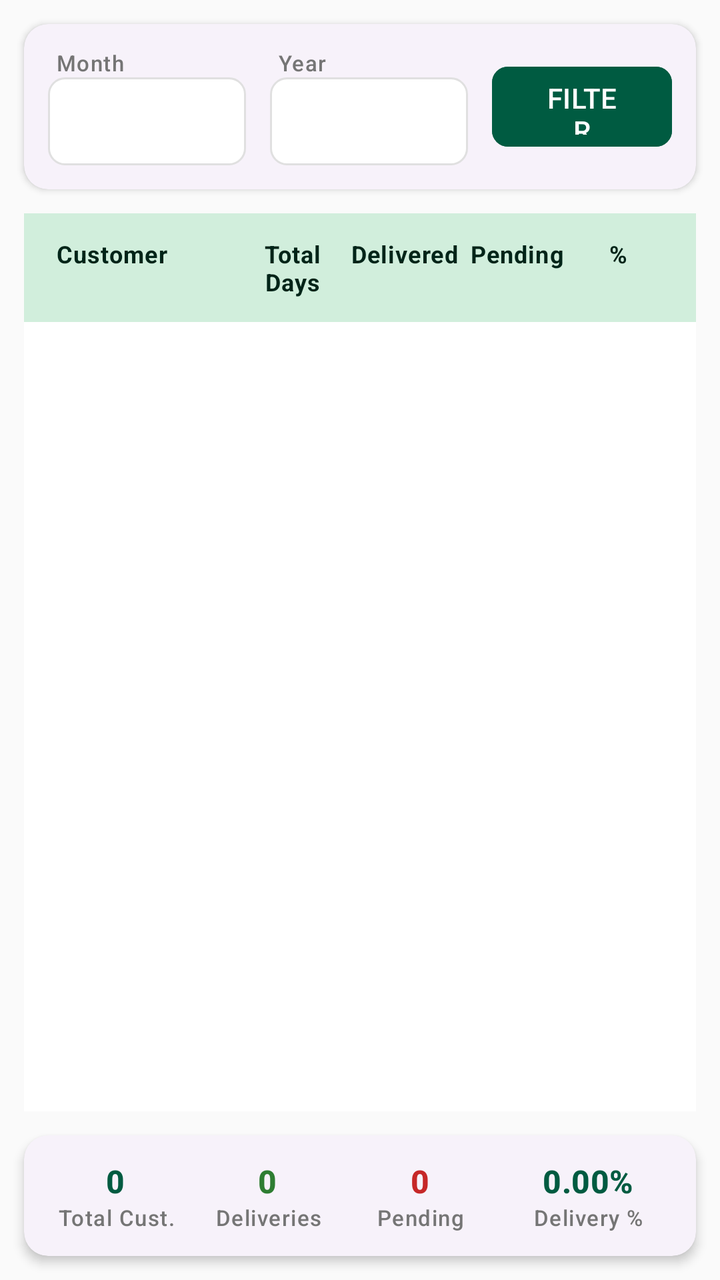
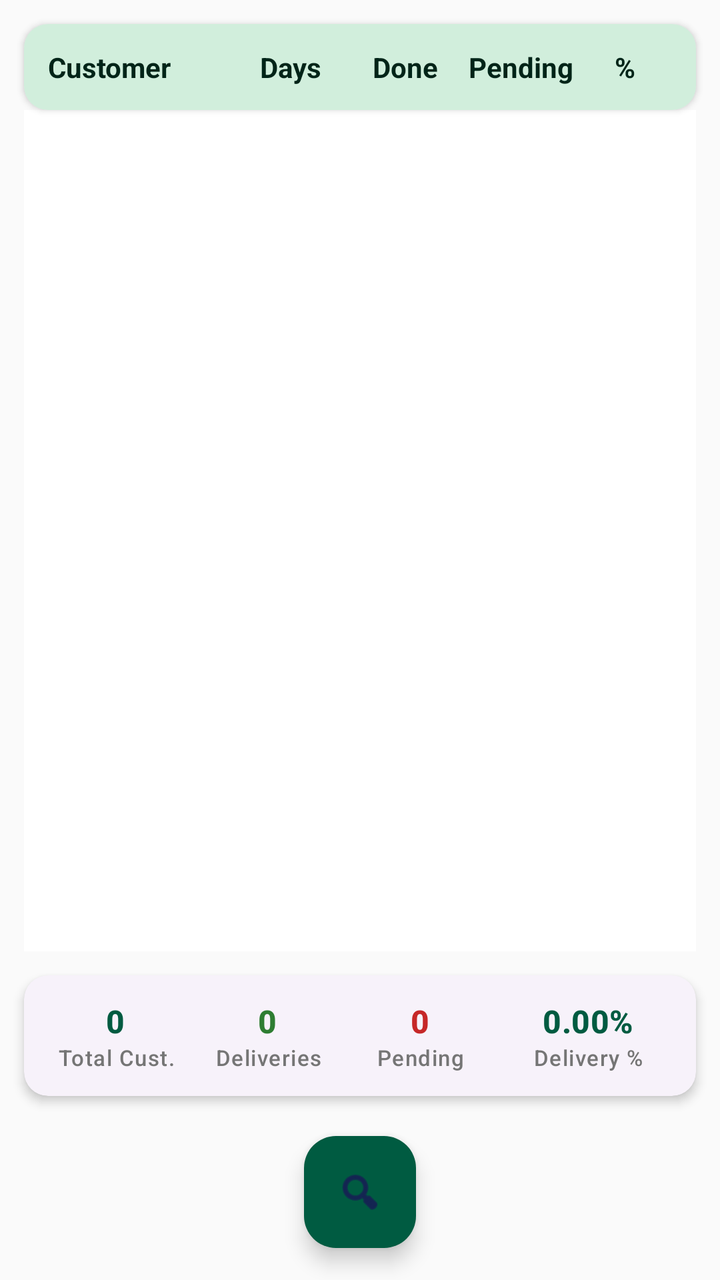

Screens rendered from an Android XML layout before and after an edit, with the pre-edit source and the edit as a unified diff.
<!-- AndroidManifest.xml: application theme Theme.MilkDelivery -->
<!-- res/layout/fragment_monthly_recap.xml -->
<?xml version="1.0" encoding="utf-8"?>
<LinearLayout xmlns:android="http://schemas.android.com/apk/res/android"
    xmlns:app="http://schemas.android.com/apk/res-auto"
    xmlns:tools="http://tools.android.com/apk/res/android"
    android:layout_width="match_parent"
    android:layout_height="match_parent"
    android:orientation="vertical"
    android:background="@color/background">

    
    <com.google.android.material.card.MaterialCardView
        android:layout_width="match_parent"
        android:layout_height="wrap_content"
        android:layout_margin="12dp"
        app:cardCornerRadius="12dp"
        app:cardElevation="2dp"
        app:strokeWidth="0dp">

        <LinearLayout
            android:layout_width="match_parent"
            android:layout_height="wrap_content"
            android:orientation="horizontal"
            android:padding="12dp"
            android:gravity="center_vertical">

            
            <LinearLayout
                android:layout_width="0dp"
                android:layout_height="wrap_content"
                android:layout_weight="1"
                android:orientation="vertical"
                android:layout_marginEnd="6dp">
                
                <TextView
                    android:layout_width="wrap_content"
                    android:layout_height="wrap_content"
                    android:text="Month"
                    android:textAppearance="@style/TextAppearance.Material3.LabelSmall"
                    android:textColor="@color/gray_dark"
                    android:layout_marginStart="4dp" />

                <Spinner
                    android:id="@+id/spin_month"
                    android:layout_width="match_parent"
                    android:layout_height="44dp"
                    android:background="@drawable/spinner_border" />
            </LinearLayout>

            
            <LinearLayout
                android:layout_width="0dp"
                android:layout_height="wrap_content"
                android:layout_weight="1"
                android:orientation="vertical"
                android:layout_marginStart="6dp"
                android:layout_marginEnd="12dp">

                <TextView
                    android:layout_width="wrap_content"
                    android:layout_height="wrap_content"
                    android:text="Year"
                    android:textAppearance="@style/TextAppearance.Material3.LabelSmall"
                    android:textColor="@color/gray_dark"
                    android:layout_marginStart="4dp" />

                <Spinner
                    android:id="@+id/spin_year"
                    android:layout_width="match_parent"
                    android:layout_height="44dp"
                    android:background="@drawable/spinner_border" />
            </LinearLayout>

            
            <com.google.android.material.button.MaterialButton
                android:id="@+id/btn_filter"
                android:layout_width="90dp"
                android:layout_height="48dp"
                android:text="FILTER"
                android:textColor="@color/white"
                android:backgroundTint="@color/primary"
                app:cornerRadius="8dp" />

        </LinearLayout>
    </com.google.android.material.card.MaterialCardView>

    
    <LinearLayout
        android:layout_width="match_parent"
        android:layout_height="wrap_content"
        android:orientation="horizontal"
        android:background="@color/primary_container"
        android:paddingTop="12dp"
        android:paddingBottom="12dp"
        android:paddingStart="16dp"
        android:paddingEnd="16dp"
        android:layout_marginStart="12dp"
        android:layout_marginEnd="12dp">

        <TextView
            android:layout_width="0dp"
            android:layout_height="wrap_content"
            android:layout_weight="1.6"
            android:text="Customer"
            android:textStyle="bold"
            android:textAppearance="@style/TextAppearance.Material3.BodySmall"
            android:textColor="@color/on_primary_container" />

        <TextView
            android:layout_width="0dp"
            android:layout_height="wrap_content"
            android:layout_weight="1"
            android:text="Total Days"
            android:textStyle="bold"
            android:textAlignment="center"
            android:textAppearance="@style/TextAppearance.Material3.BodySmall"
            android:textColor="@color/on_primary_container" />

        <TextView
            android:layout_width="0dp"
            android:layout_height="wrap_content"
            android:layout_weight="1"
            android:text="Delivered"
            android:textStyle="bold"
            android:textAlignment="center"
            android:textAppearance="@style/TextAppearance.Material3.BodySmall"
            android:textColor="@color/on_primary_container" />

        <TextView
            android:layout_width="0dp"
            android:layout_height="wrap_content"
            android:layout_weight="1"
            android:text="Pending"
            android:textStyle="bold"
            android:textAlignment="center"
            android:textAppearance="@style/TextAppearance.Material3.BodySmall"
            android:textColor="@color/on_primary_container" />

        <TextView
            android:layout_width="0dp"
            android:layout_height="wrap_content"
            android:layout_weight="0.8"
            android:text="%"
            android:textStyle="bold"
            android:textAlignment="center"
            android:textAppearance="@style/TextAppearance.Material3.BodySmall"
            android:textColor="@color/on_primary_container" />

    </LinearLayout>

    
    <androidx.recyclerview.widget.RecyclerView
        android:id="@+id/rv_monthly_recap"
        android:layout_width="match_parent"
        android:layout_height="0dp"
        android:layout_weight="1"
        android:layout_marginStart="12dp"
        android:layout_marginEnd="12dp"
        android:background="@color/white" />

    
    <com.google.android.material.card.MaterialCardView
        android:layout_width="match_parent"
        android:layout_height="wrap_content"
        android:layout_margin="12dp"
        app:cardCornerRadius="12dp"
        app:cardElevation="3dp"
        app:strokeWidth="0dp">

        <LinearLayout
            android:layout_width="match_parent"
            android:layout_height="wrap_content"
            android:orientation="horizontal"
            android:padding="8dp"
            android:baselineAligned="false">

            
            <LinearLayout
                android:layout_width="0dp"
                android:layout_height="wrap_content"
                android:layout_weight="1"
                android:orientation="vertical"
                android:gravity="center"
                android:padding="4dp">
                <TextView
                    android:id="@+id/recap_total_customers"
                    android:layout_width="wrap_content"
                    android:layout_height="wrap_content"
                    android:text="0"
                    android:textColor="@color/primary"
                    android:textStyle="bold"
                    android:textAppearance="@style/TextAppearance.Material3.TitleMedium" />
                <TextView
                    android:layout_width="wrap_content"
                    android:layout_height="wrap_content"
                    android:text="Total Cust."
                    android:textAlignment="center"
                    android:textAppearance="@style/TextAppearance.Material3.LabelSmall"
                    android:textColor="@color/gray_dark" />
            </LinearLayout>

            
            <LinearLayout
                android:layout_width="0dp"
                android:layout_height="wrap_content"
                android:layout_weight="1"
                android:orientation="vertical"
                android:gravity="center"
                android:padding="4dp">
                <TextView
                    android:id="@+id/recap_total_deliveries"
                    android:layout_width="wrap_content"
                    android:layout_height="wrap_content"
                    android:text="0"
                    android:textColor="@color/delivered_green"
                    android:textStyle="bold"
                    android:textAppearance="@style/TextAppearance.Material3.TitleMedium" />
                <TextView
                    android:layout_width="wrap_content"
                    android:layout_height="wrap_content"
                    android:text="Deliveries"
                    android:textAlignment="center"
                    android:textAppearance="@style/TextAppearance.Material3.LabelSmall"
                    android:textColor="@color/gray_dark" />
            </LinearLayout>

            
            <LinearLayout
                android:layout_width="0dp"
                android:layout_height="wrap_content"
                android:layout_weight="1"
                android:orientation="vertical"
                android:gravity="center"
                android:padding="4dp">
                <TextView
                    android:id="@+id/recap_total_pending"
                    android:layout_width="wrap_content"
                    android:layout_height="wrap_content"
                    android:text="0"
                    android:textColor="@color/pending_red"
                    android:textStyle="bold"
                    android:textAppearance="@style/TextAppearance.Material3.TitleMedium" />
                <TextView
                    android:layout_width="wrap_content"
                    android:layout_height="wrap_content"
                    android:text="Pending"
                    android:textAlignment="center"
                    android:textAppearance="@style/TextAppearance.Material3.LabelSmall"
                    android:textColor="@color/gray_dark" />
            </LinearLayout>

            
            <LinearLayout
                android:layout_width="0dp"
                android:layout_height="wrap_content"
                android:layout_weight="1.2"
                android:orientation="vertical"
                android:gravity="center"
                android:padding="4dp">
                <TextView
                    android:id="@+id/recap_average_percentage"
                    android:layout_width="wrap_content"
                    android:layout_height="wrap_content"
                    android:text="0.00%"
                    android:textColor="@color/primary"
                    android:textStyle="bold"
                    android:textAppearance="@style/TextAppearance.Material3.TitleMedium" />
                <TextView
                    android:layout_width="wrap_content"
                    android:layout_height="wrap_content"
                    android:text="Delivery %"
                    android:textAlignment="center"
                    android:textAppearance="@style/TextAppearance.Material3.LabelSmall"
                    android:textColor="@color/gray_dark" />
            </LinearLayout>

        </LinearLayout>
    </com.google.android.material.card.MaterialCardView>

</LinearLayout>
<!-- resources referenced by this layout -->
<resources>
  <color name="background">#FAFAFA</color>
  <color name="delivered_green">#2E7D32</color>
  <color name="gray_dark">#757575</color>
  <color name="on_primary_container">#002418</color>
  <color name="pending_red">#C62828</color>
  <color name="primary">#005B41</color>
  <color name="primary_container">#D1EEDC</color>
  <color name="white">#FFFFFF</color>
  <!-- drawable spinner_border (drawable) -->
  <?xml version="1.0" encoding="utf-8"?>
  <layer-list xmlns:android="http://schemas.android.com/apk/res/android">
      <item>
          <shape android:shape="rectangle">
              <solid android:color="@color/white" />
              <stroke android:width="1dp" android:color="@color/gray_light" />
              <corners android:radius="8dp" />
          </shape>
      </item>
  </layer-list>
  <style name="Theme.MilkDelivery" parent="Theme.Material3.DayNight.NoActionBar">
          
          <item name="colorPrimary">@color/primary</item>
          <item name="colorPrimaryDark">@color/primary_dark</item>
          <item name="colorSecondary">@color/secondary</item>
          <item name="android:statusBarColor">@color/primary</item>
          <item name="android:windowLightStatusBar">false</item>
          
          
          <item name="colorSurface">@color/surface</item>
          <item name="colorOnSurface">@color/on_surface</item>
          <item name="android:windowBackground">@color/background</item>
          <item name="colorSurfaceVariant">@color/surface_variant</item>
          <item name="colorOnSurfaceVariant">@color/on_surface_variant</item>
          
          
          <item name="materialCardViewStyle">@style/Widget.Material3.CardView.Elevated</item>
      </style>
  <color name="gray_light">#E0E0E0</color>
  <color name="primary_dark">#00402E</color>
  <color name="secondary">#03DAC6</color>
  <color name="surface">#FFFFFF</color>
  <color name="on_surface">#212121</color>
  <color name="surface_variant">#F4F4F4</color>
  <color name="on_surface_variant">#555555</color>
</resources>

<!-- the commit's change to res/layout/fragment_monthly_recap.xml (unified diff, before → after) -->
@@ -7,146 +7,71 @@
     android:orientation="vertical"
     android:background="@color/background">
 
+
     
     <com.google.android.material.card.MaterialCardView
         android:layout_width="match_parent"
         android:layout_height="wrap_content"
-        android:layout_margin="12dp"
+        android:layout_marginStart="12dp"
+        android:layout_marginEnd="12dp"
+        android:layout_marginTop="12dp"
         app:cardCornerRadius="12dp"
-        app:cardElevation="2dp"
-        app:strokeWidth="0dp">
+        app:cardElevation="2dp">
 
         <LinearLayout
             android:layout_width="match_parent"
             android:layout_height="wrap_content"
             android:orientation="horizontal"
-            android:padding="12dp"
-            android:gravity="center_vertical">
-
-            
-            <LinearLayout
-                android:layout_width="0dp"
-                android:layout_height="wrap_content"
-                android:layout_weight="1"
-                android:orientation="vertical"
-                android:layout_marginEnd="6dp">
-                
-                <TextView
-                    android:layout_width="wrap_content"
-                    android:layout_height="wrap_content"
-                    android:text="Month"
-                    android:textAppearance="@style/TextAppearance.Material3.LabelSmall"
-                    android:textColor="@color/gray_dark"
-                    android:layout_marginStart="4dp" />
-
-                <Spinner
-                    android:id="@+id/spin_month"
-                    android:layout_width="match_parent"
-                    android:layout_height="44dp"
-                    android:background="@drawable/spinner_border" />
-            </LinearLayout>
-
-            
-            <LinearLayout
-                android:layout_width="0dp"
-                android:layout_height="wrap_content"
-                android:layout_weight="1"
-                android:orientation="vertical"
-                android:layout_marginStart="6dp"
-                android:layout_marginEnd="12dp">
-
-                <TextView
-                    android:layout_width="wrap_content"
-                    android:layout_height="wrap_content"
-                    android:text="Year"
-                    android:textAppearance="@style/TextAppearance.Material3.LabelSmall"
-                    android:textColor="@color/gray_dark"
-                    android:layout_marginStart="4dp" />
-
-                <Spinner
-                    android:id="@+id/spin_year"
-                    android:layout_width="match_parent"
-                    android:layout_height="44dp"
-                    android:background="@drawable/spinner_border" />
-            </LinearLayout>
-
-            
-            <com.google.android.material.button.MaterialButton
-                android:id="@+id/btn_filter"
-                android:layout_width="90dp"
-                android:layout_height="48dp"
-                android:text="FILTER"
-                android:textColor="@color/white"
-                android:backgroundTint="@color/primary"
-                app:cornerRadius="8dp" />
+            android:background="@color/primary_container"
+            android:padding="12dp">
+
+            <TextView
+                android:layout_width="0dp"
+                android:layout_height="wrap_content"
+                android:layout_weight="1.6"
+                android:text="Customer"
+                android:textStyle="bold"
+                android:textColor="@color/on_primary_container"/>
+
+            <TextView
+                android:layout_width="0dp"
+                android:layout_height="wrap_content"
+                android:layout_weight="1"
+                android:gravity="center"
+                android:text="Days"
+                android:textStyle="bold"
+                android:textColor="@color/on_primary_container"/>
+
+            <TextView
+                android:layout_width="0dp"
+                android:layout_height="wrap_content"
+                android:layout_weight="1"
+                android:gravity="center"
+                android:text="Done"
+                android:textStyle="bold"
+                android:textColor="@color/on_primary_container"/>
+
+            <TextView
+                android:layout_width="0dp"
+                android:layout_height="wrap_content"
+                android:layout_weight="1"
+                android:gravity="center"
+                android:text="Pending"
+                android:textStyle="bold"
+                android:textColor="@color/on_primary_container"/>
+
+            <TextView
+                android:layout_width="0dp"
+                android:layout_height="wrap_content"
+                android:layout_weight="0.8"
+                android:gravity="center"
+                android:text="%"
+                android:textStyle="bold"
+                android:textColor="@color/on_primary_container"/>
 
         </LinearLayout>
+
     </com.google.android.material.card.MaterialCardView>
-
-    
-    <LinearLayout
-        android:layout_width="match_parent"
-        android:layout_height="wrap_content"
-        android:orientation="horizontal"
-        android:background="@color/primary_container"
-        android:paddingTop="12dp"
-        android:paddingBottom="12dp"
-        android:paddingStart="16dp"
-        android:paddingEnd="16dp"
-        android:layout_marginStart="12dp"
-        android:layout_marginEnd="12dp">
-
-        <TextView
-            android:layout_width="0dp"
-            android:layout_height="wrap_content"
-            android:layout_weight="1.6"
-            android:text="Customer"
-            android:textStyle="bold"
-            android:textAppearance="@style/TextAppearance.Material3.BodySmall"
-            android:textColor="@color/on_primary_container" />
-
-        <TextView
-            android:layout_width="0dp"
-            android:layout_height="wrap_content"
-            android:layout_weight="1"
-            android:text="Total Days"
-            android:textStyle="bold"
-            android:textAlignment="center"
-            android:textAppearance="@style/TextAppearance.Material3.BodySmall"
-            android:textColor="@color/on_primary_container" />
-
-        <TextView
-            android:layout_width="0dp"
-            android:layout_height="wrap_content"
-            android:layout_weight="1"
-            android:text="Delivered"
-            android:textStyle="bold"
-            android:textAlignment="center"
-            android:textAppearance="@style/TextAppearance.Material3.BodySmall"
-            android:textColor="@color/on_primary_container" />
-
-        <TextView
-            android:layout_width="0dp"
-            android:layout_height="wrap_content"
-            android:layout_weight="1"
-            android:text="Pending"
-            android:textStyle="bold"
-            android:textAlignment="center"
-            android:textAppearance="@style/TextAppearance.Material3.BodySmall"
-            android:textColor="@color/on_primary_container" />
-
-        <TextView
-            android:layout_width="0dp"
-            android:layout_height="wrap_content"
-            android:layout_weight="0.8"
-            android:text="%"
-            android:textStyle="bold"
-            android:textAlignment="center"
-            android:textAppearance="@style/TextAppearance.Material3.BodySmall"
-            android:textColor="@color/on_primary_container" />
-
-    </LinearLayout>
-
     
     <androidx.recyclerview.widget.RecyclerView
         android:id="@+id/rv_monthly_recap"
@@ -273,7 +198,18 @@
                     android:textColor="@color/gray_dark" />
             </LinearLayout>
 
+
+
         </LinearLayout>
     </com.google.android.material.card.MaterialCardView>
 
+    <com.google.android.material.floatingactionbutton.FloatingActionButton
+        android:id="@+id/fabFilter"
+        android:layout_width="wrap_content"
+        android:layout_height="wrap_content"
+        android:layout_gravity="center_horizontal"
+        android:layout_marginBottom="16dp"
+        android:layout_marginTop="8dp"
+        android:src="@android:drawable/ic_menu_search"
+        app:backgroundTint="@color/primary"/>
 </LinearLayout>
<!-- resource entries referenced after the edit -->
@@ -8,17 +8,6 @@
   <color name="primary">#005B41</color>
   <color name="primary_container">#D1EEDC</color>
   <color name="white">#FFFFFF</color>
-  <!-- drawable spinner_border (drawable) -->
-  <?xml version="1.0" encoding="utf-8"?>
-  <layer-list xmlns:android="http://schemas.android.com/apk/res/android">
-      <item>
-          <shape android:shape="rectangle">
-              <solid android:color="@color/white" />
-              <stroke android:width="1dp" android:color="@color/gray_light" />
-              <corners android:radius="8dp" />
-          </shape>
-      </item>
-  </layer-list>
   <style name="Theme.MilkDelivery" parent="Theme.Material3.DayNight.NoActionBar">
           
           <item name="colorPrimary">@color/primary</item>
@@ -37,7 +26,6 @@
           
           <item name="materialCardViewStyle">@style/Widget.Material3.CardView.Elevated</item>
       </style>
-  <color name="gray_light">#E0E0E0</color>
   <color name="primary_dark">#00402E</color>
   <color name="secondary">#03DAC6</color>
   <color name="surface">#FFFFFF</color>
